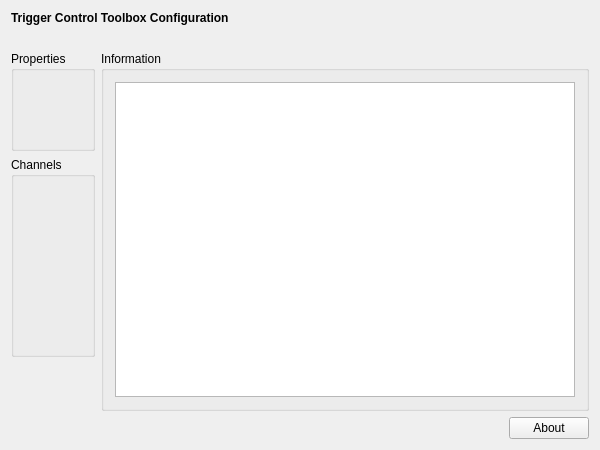
First picture: the form in applications/mne_x/plugins/triggercontrol/FormFiles/triggercontrolsetup.ui, repository mne-tools/mne-cpp, before the edit.
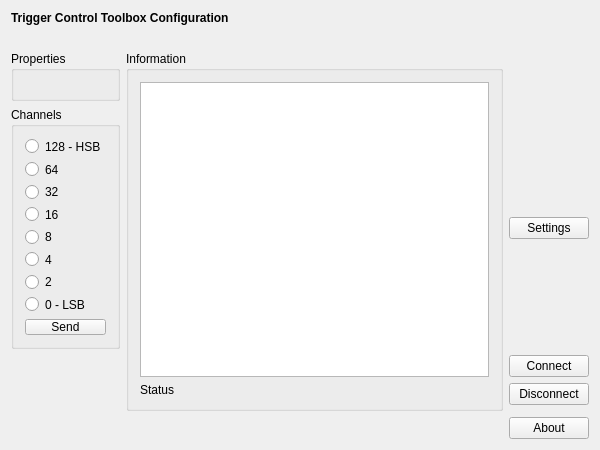
Second picture: the form after the edit.

What changed in the file:
```diff
--- a/applications/mne_x/plugins/triggercontrol/FormFiles/triggercontrolsetup.ui
+++ b/applications/mne_x/plugins/triggercontrol/FormFiles/triggercontrolsetup.ui
@@ -56,7 +56,7 @@
        <property name="minimumSize">
         <size>
          <width>0</width>
-         <height>100</height>
+         <height>50</height>
         </size>
        </property>
        <property name="title">
@@ -68,6 +68,66 @@
        <layout class="QGridLayout" name="m_qGridLayout_Properties"/>
       </widget>
      </item>
+     <item row="5" column="1">
+      <spacer name="m_qHorizontalSpacer_About">
+       <property name="orientation">
+        <enum>Qt::Horizontal</enum>
+       </property>
+       <property name="sizeHint" stdset="0">
+        <size>
+         <width>40</width>
+         <height>20</height>
+        </size>
+       </property>
+      </spacer>
+     </item>
+     <item row="5" column="2">
+      <widget class="QPushButton" name="m_qPushButton_About">
+       <property name="text">
+        <string>About</string>
+       </property>
+      </widget>
+     </item>
+     <item row="2" column="2">
+      <widget class="QPushButton" name="m_qPushButton_Connect">
+       <property name="text">
+        <string>Connect</string>
+       </property>
+      </widget>
+     </item>
+     <item row="3" column="2">
+      <widget class="QPushButton" name="m_qPushButton_Disconnect">
+       <property name="text">
+        <string>Disconnect</string>
+       </property>
+      </widget>
+     </item>
+     <item row="0" column="1" rowspan="5">
+      <widget class="QGroupBox" name="m_qGroupBox_Information">
+       <property name="title">
+        <string>Information</string>
+       </property>
+       <layout class="QGridLayout" name="m_qGridLayout_Information">
+        <item row="0" column="0">
+         <widget class="QTextBrowser" name="m_qTextBrowser_Information"/>
+        </item>
+        <item row="1" column="0">
+         <widget class="QLabel" name="m_qLabel_Statusbar">
+          <property name="text">
+           <string>Status</string>
+          </property>
+         </widget>
+        </item>
+       </layout>
+      </widget>
+     </item>
+     <item row="1" column="2">
+      <widget class="QPushButton" name="m_qPushButton_Settings">
+       <property name="text">
+        <string>Settings</string>
+       </property>
+      </widget>
+     </item>
      <item row="1" column="0">
       <widget class="QGroupBox" name="m_qGroupBox_Channels">
        <property name="sizePolicy">
@@ -85,54 +145,73 @@
        <property name="title">
         <string>Channels</string>
        </property>
-       <layout class="QGridLayout" name="m_qGridLayout_Channels"/>
-      </widget>
-     </item>
-     <item row="3" column="1">
-      <spacer name="m_qHorizontalSpacer_About">
-       <property name="orientation">
-        <enum>Qt::Horizontal</enum>
-       </property>
-       <property name="sizeHint" stdset="0">
-        <size>
-         <width>40</width>
-         <height>20</height>
-        </size>
-       </property>
-      </spacer>
-     </item>
-     <item row="0" column="1" rowspan="3" colspan="2">
-      <widget class="QGroupBox" name="m_qGroupBox_Information">
-       <property name="title">
-        <string>Information</string>
-       </property>
-       <layout class="QGridLayout" name="m_qGridLayout_Information">
+       <layout class="QGridLayout" name="m_qGridLayout_Channels">
+        <item row="3" column="0">
+         <widget class="QRadioButton" name="m_qRadioButton_4">
+          <property name="text">
+           <string>16</string>
+          </property>
+         </widget>
+        </item>
+        <item row="6" column="0">
+         <widget class="QRadioButton" name="m_qRadioButton_1">
+          <property name="text">
+           <string>2</string>
+          </property>
+         </widget>
+        </item>
+        <item row="8" column="0">
+         <widget class="QPushButton" name="m_qPushButton_Send">
+          <property name="text">
+           <string>Send</string>
+          </property>
+         </widget>
+        </item>
+        <item row="4" column="0">
+         <widget class="QRadioButton" name="m_qRadioButton_3">
+          <property name="text">
+           <string>8</string>
+          </property>
+         </widget>
+        </item>
+        <item row="5" column="0">
+         <widget class="QRadioButton" name="m_qRadioButton_2">
+          <property name="text">
+           <string>4</string>
+          </property>
+         </widget>
+        </item>
+        <item row="7" column="0">
+         <widget class="QRadioButton" name="m_qRadioButton_0">
+          <property name="text">
+           <string>0 - LSB</string>
+          </property>
+         </widget>
+        </item>
+        <item row="2" column="0">
+         <widget class="QRadioButton" name="m_qRadioButton_5">
+          <property name="text">
+           <string>32</string>
+          </property>
+         </widget>
+        </item>
+        <item row="1" column="0">
+         <widget class="QRadioButton" name="m_qRadioButton_6">
+          <property name="text">
+           <string>64</string>
+          </property>
+         </widget>
+        </item>
         <item row="0" column="0">
-         <widget class="QTextBrowser" name="m_qTextBrowser_Information"/>
+         <widget class="QRadioButton" name="m_qRadioButton_7">
+          <property name="text">
+           <string>128 - HSB</string>
+          </property>
+         </widget>
         </item>
        </layout>
       </widget>
      </item>
-     <item row="3" column="2">
-      <widget class="QPushButton" name="m_qPushButton_About">
-       <property name="text">
-        <string>About</string>
-       </property>
-      </widget>
-     </item>
-     <item row="2" column="0">
-      <spacer name="m_qVerticalSpacer_LeftRow">
-       <property name="orientation">
-        <enum>Qt::Vertical</enum>
-       </property>
-       <property name="sizeHint" stdset="0">
-        <size>
-         <width>20</width>
-         <height>40</height>
-        </size>
-       </property>
-      </spacer>
-     </item>
     </layout>
    </item>
   </layout>
```
